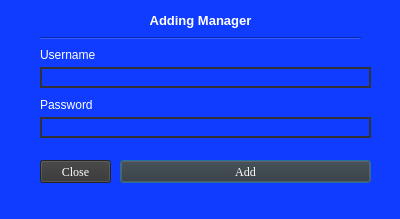
The window that addingManagerPage.ui (mustafaberat/ARU-Submarine) describes before a commit, drawn with Qt 5.
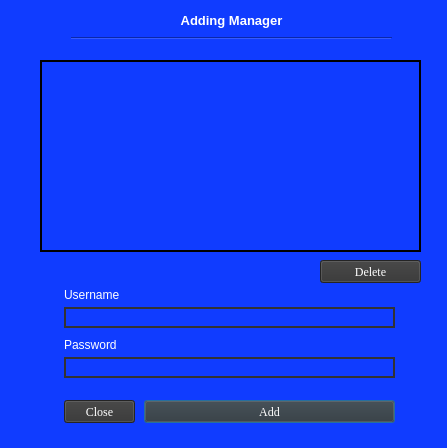
The same window after the commit.

Diff of the .ui file:
```diff
--- a/addingManagerPage.ui
+++ b/addingManagerPage.ui
@@ -6,8 +6,8 @@
    <rect>
     <x>0</x>
     <y>0</y>
-    <width>400</width>
-    <height>219</height>
+    <width>447</width>
+    <height>448</height>
    </rect>
   </property>
   <property name="windowTitle">
@@ -19,8 +19,8 @@
   <widget class="QLineEdit" name="passwordLineEdit">
    <property name="geometry">
     <rect>
-     <x>40</x>
-     <y>117</y>
+     <x>64</x>
+     <y>357</y>
      <width>331</width>
      <height>21</height>
     </rect>
@@ -41,7 +41,7 @@
   <widget class="QLabel" name="GetTicketTitle">
    <property name="geometry">
     <rect>
-     <x>40</x>
+     <x>71</x>
      <y>10</y>
      <width>321</width>
      <height>21</height>
@@ -54,8 +54,8 @@
   <widget class="QLineEdit" name="usernameLineEdit">
    <property name="geometry">
     <rect>
-     <x>40</x>
-     <y>67</y>
+     <x>64</x>
+     <y>307</y>
      <width>331</width>
      <height>21</height>
     </rect>
@@ -73,7 +73,7 @@
   <widget class="Line" name="GetTicketLine">
    <property name="geometry">
     <rect>
-     <x>40</x>
+     <x>71</x>
      <y>30</y>
      <width>321</width>
      <height>16</height>
@@ -86,8 +86,8 @@
   <widget class="QLabel" name="GetTicketIdentityNumberLabel">
    <property name="geometry">
     <rect>
-     <x>40</x>
-     <y>47</y>
+     <x>64</x>
+     <y>287</y>
      <width>231</width>
      <height>16</height>
     </rect>
@@ -99,8 +99,8 @@
   <widget class="QPushButton" name="logInButton">
    <property name="geometry">
     <rect>
-     <x>120</x>
-     <y>160</y>
+     <x>144</x>
+     <y>400</y>
      <width>251</width>
      <height>23</height>
     </rect>
@@ -129,8 +129,8 @@
   <widget class="QLabel" name="GetTicketNameSurnameLabel">
    <property name="geometry">
     <rect>
-     <x>40</x>
-     <y>97</y>
+     <x>64</x>
+     <y>337</y>
      <width>111</width>
      <height>16</height>
     </rect>
@@ -142,8 +142,8 @@
   <widget class="QPushButton" name="closeButton">
    <property name="geometry">
     <rect>
-     <x>40</x>
-     <y>160</y>
+     <x>64</x>
+     <y>400</y>
      <width>71</width>
      <height>23</height>
     </rect>
@@ -169,6 +169,49 @@
     <string>Close</string>
    </property>
   </widget>
+  <widget class="QTableWidget" name="tableWidget">
+   <property name="geometry">
+    <rect>
+     <x>40</x>
+     <y>60</y>
+     <width>381</width>
+     <height>192</height>
+    </rect>
+   </property>
+   <property name="styleSheet">
+    <string notr="true">border: 2px solid black</string>
+   </property>
+  </widget>
+  <widget class="QPushButton" name="deleteButton">
+   <property name="geometry">
+    <rect>
+     <x>320</x>
+     <y>260</y>
+     <width>101</width>
+     <height>23</height>
+    </rect>
+   </property>
+   <property name="font">
+    <font>
+     <family>Georgia</family>
+    </font>
+   </property>
+   <property name="cursor">
+    <cursorShape>PointingHandCursor</cursorShape>
+   </property>
+   <property name="mouseTracking">
+    <bool>false</bool>
+   </property>
+   <property name="autoFillBackground">
+    <bool>false</bool>
+   </property>
+   <property name="styleSheet">
+    <string notr="true">background-color: #333333;</string>
+   </property>
+   <property name="text">
+    <string>Delete</string>
+   </property>
+  </widget>
  </widget>
  <tabstops>
   <tabstop>usernameLineEdit</tabstop>
```
Left out of the diff: 4 changed lines with no effect on the pictures.
